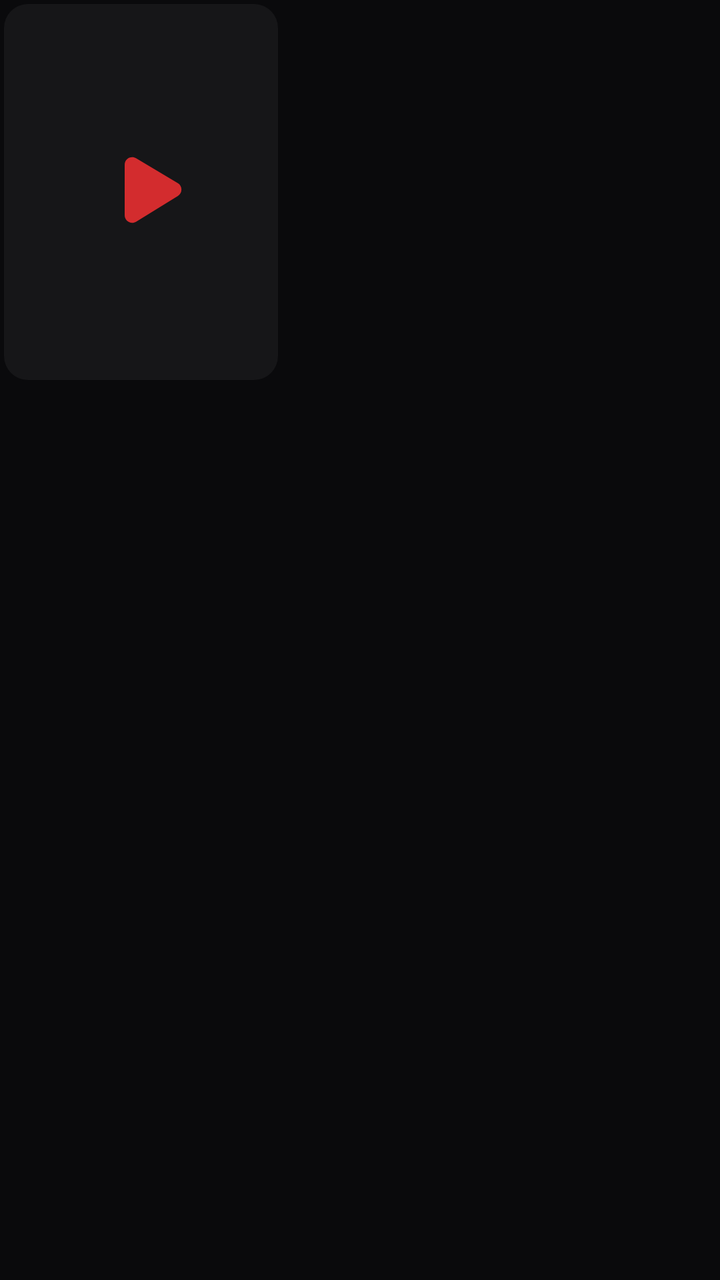
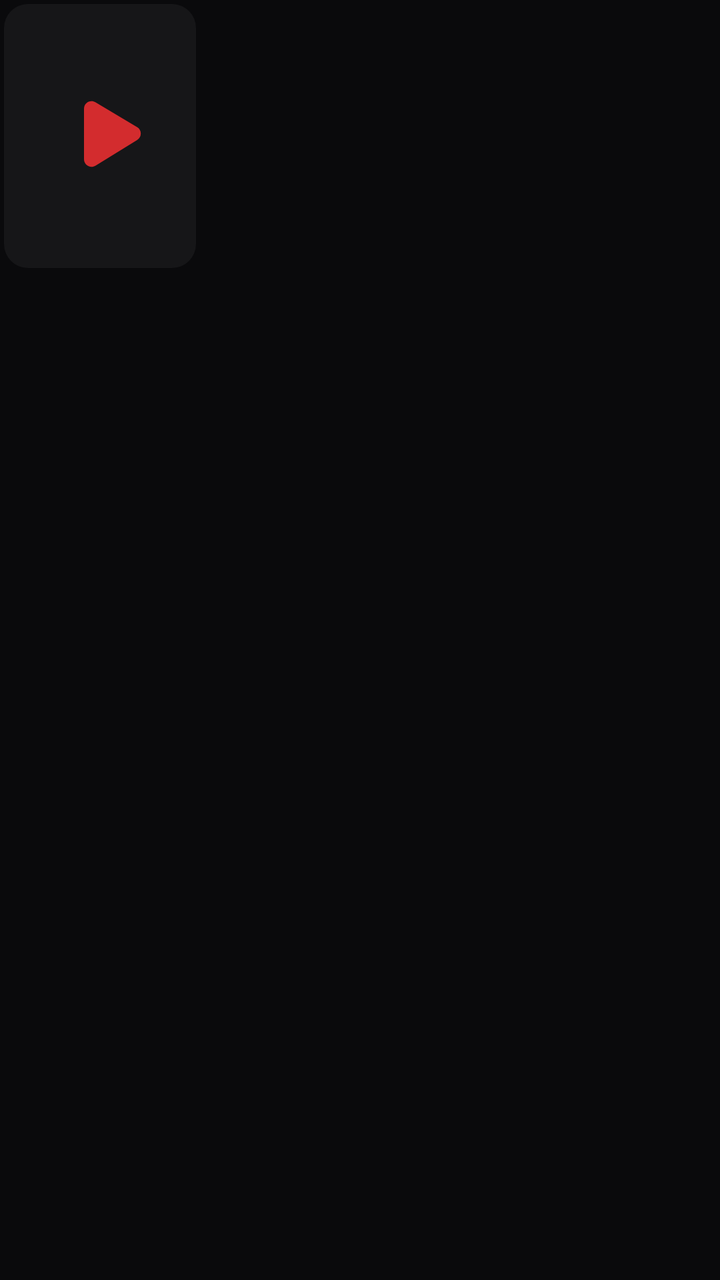

Before-and-after screenshots of an Android layout around one commit, followed by the original layout XML and the change that was made.
<!-- AndroidManifest.xml: application theme Theme.MHPlayer -->
<!-- res/layout/item_poster.xml -->
<?xml version="1.0" encoding="utf-8"?>
<LinearLayout xmlns:android="http://schemas.android.com/apk/res/android"
    android:layout_width="wrap_content"
    android:layout_height="wrap_content"
    android:orientation="vertical"
    android:background="@drawable/selector_focusable"
    android:padding="2dp"
    android:focusable="true"
    android:clickable="true">

    <ImageView
        android:id="@+id/posterImage"
        android:layout_width="137dp"
        android:layout_height="188dp"
        android:scaleType="centerCrop"
        android:background="@drawable/poster_placeholder"
        android:contentDescription="@null" />

    <TextView
        android:id="@+id/posterTitle"
        android:layout_width="137dp"
        android:layout_height="wrap_content"
        android:layout_marginTop="10dp"
        android:gravity="center"
        android:textSize="16sp"
        android:textStyle="bold"
        android:textColor="@color/color_text_primary"
        android:maxLines="1"
        android:ellipsize="end" />

</LinearLayout>
<!-- resources referenced by this layout -->
<resources>
  <color name="color_text_primary">#FFFFFF</color>
  <!-- drawable poster_placeholder (drawable) -->
  <?xml version="1.0" encoding="utf-8"?>
  <layer-list xmlns:android="http://schemas.android.com/apk/res/android">
      <item>
          <shape android:shape="rectangle">
              <solid android:color="#161618" />
              <corners android:radius="12dp" />
          </shape>
      </item>
      <item
          android:width="48dp"
          android:height="48dp"
          android:gravity="center"
          android:drawable="@drawable/logo_play" />
  </layer-list>
  <!-- drawable selector_focusable (drawable) -->
  <?xml version="1.0" encoding="utf-8"?>
  <selector xmlns:android="http://schemas.android.com/apk/res/android">
      <item android:state_focused="true">
          <shape android:shape="rectangle">
              <solid android:color="#1E1E22" />
              <stroke android:width="2dp" android:color="#CC2226" />
              <corners android:radius="12dp" />
          </shape>
      </item>
      <item android:state_pressed="true">
          <shape android:shape="rectangle">
              <solid android:color="#1E1E22" />
              <corners android:radius="12dp" />
          </shape>
      </item>
      <item>
          <shape android:shape="rectangle">
              <solid android:color="#00000000" />
              <corners android:radius="12dp" />
          </shape>
      </item>
  </selector>
  <style name="Theme.MHPlayer" parent="Theme.AppCompat.NoActionBar">
          <item name="colorPrimary">@color/color_primary_red</item>
          <item name="colorPrimaryDark">@color/color_background</item>
          <item name="colorAccent">@color/color_primary_red</item>
          <item name="android:windowBackground">@color/color_background</item>
          <item name="android:textColorPrimary">@color/color_text_primary</item>
          <item name="android:textColorSecondary">@color/color_text_secondary</item>
          <item name="android:statusBarColor">@color/color_background</item>
          <item name="android:navigationBarColor">@color/color_background</item>
          <item name="android:windowLightStatusBar">false</item>
      </style>
  <!-- drawable logo_play (drawable) -->
  <?xml version="1.0" encoding="utf-8"?>
  <vector xmlns:android="http://schemas.android.com/apk/res/android"
      android:width="44dp"
      android:height="44dp"
      android:viewportWidth="24"
      android:viewportHeight="24">
      <path
          android:fillColor="#D32C2E"
          android:pathData="M8,5.2c0,-1.5 1.6,-2.4 2.9,-1.6l10.4,6.2c1.2,0.7 1.2,2.5 0,3.2L10.9,19.4c-1.3,0.8 -2.9,-0.1 -2.9,-1.6V5.2z" />
  </vector>
  <color name="color_primary_red">#CC2226</color>
  <color name="color_background">#0A0A0C</color>
  <color name="color_text_secondary">#B0B0B5</color>
</resources>

<!-- the commit's change to res/layout/item_poster.xml (unified diff, before → after) -->
@@ -10,19 +10,19 @@
 
     <ImageView
         android:id="@+id/posterImage"
-        android:layout_width="137dp"
-        android:layout_height="188dp"
+        android:layout_width="@dimen/poster_width_land"
+        android:layout_height="@dimen/poster_height_land"
         android:scaleType="centerCrop"
         android:background="@drawable/poster_placeholder"
         android:contentDescription="@null" />
 
     <TextView
         android:id="@+id/posterTitle"
-        android:layout_width="137dp"
+        android:layout_width="@dimen/poster_width_land"
         android:layout_height="wrap_content"
-        android:layout_marginTop="10dp"
+        android:layout_marginTop="@dimen/poster_title_margin"
         android:gravity="center"
-        android:textSize="16sp"
+        android:textSize="@dimen/text_poster_title"
         android:textStyle="bold"
         android:textColor="@color/color_text_primary"
         android:maxLines="1"
<!-- resource entries referenced after the edit -->
@@ -1,6 +1,10 @@
 <!-- resources referenced by this layout -->
 <resources>
   <color name="color_text_primary">#FFFFFF</color>
+  <dimen name="poster_height_land">132dp</dimen>
+  <dimen name="poster_title_margin">6dp</dimen>
+  <dimen name="poster_width_land">96dp</dimen>
+  <dimen name="text_poster_title">13sp</dimen>
   <!-- drawable poster_placeholder (drawable) -->
   <?xml version="1.0" encoding="utf-8"?>
   <layer-list xmlns:android="http://schemas.android.com/apk/res/android">
